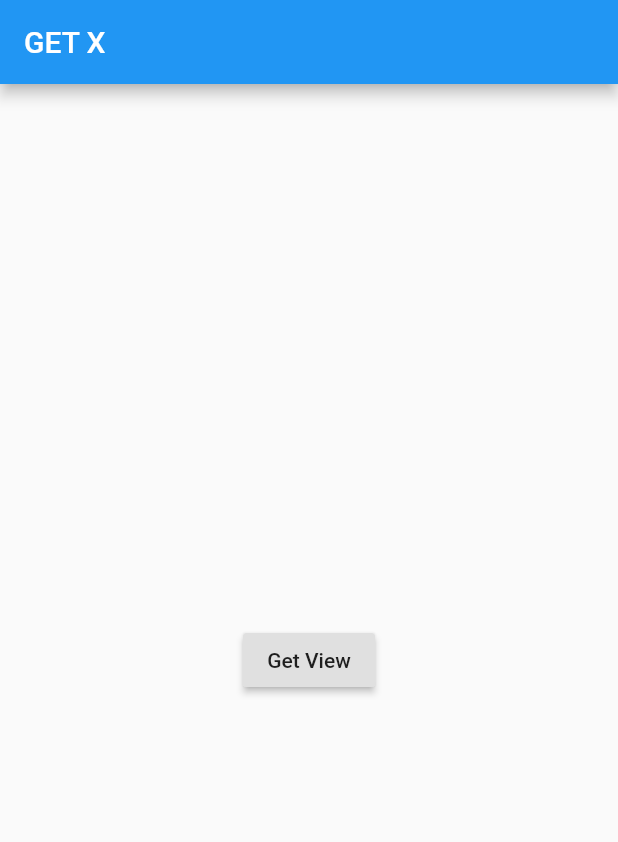
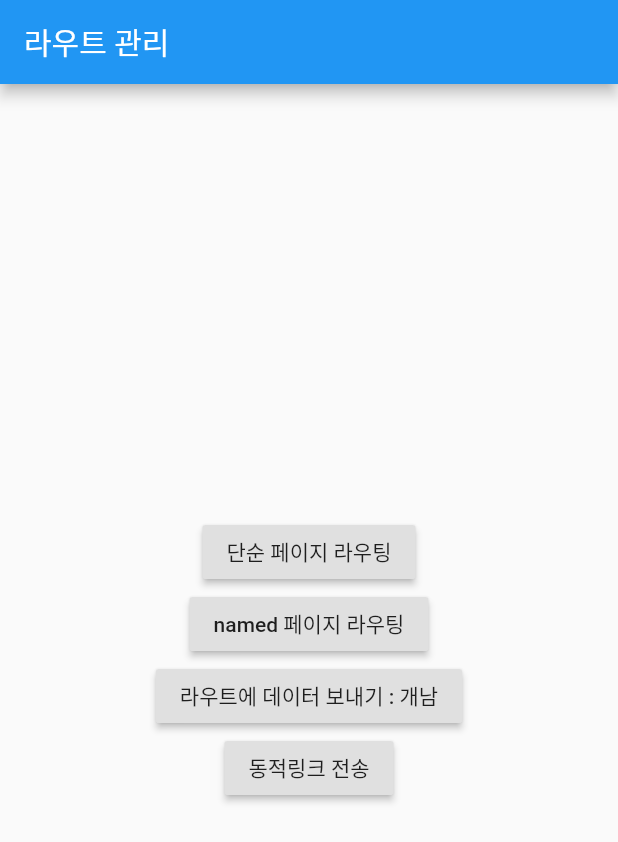
Before and after one commit to sudar-life/sample_getx, a Flutter app: the screen it shows after launch, on a phone screen of 412 x 824 dp. Shown: the top 842 px of the screen. Run offline on Flutter 3.47's test engine with Material 2 defaults, Android fonts, the phone set to English and light mode, and no system bars; our stand-ins replace get.

```diff
--- a/lib/main.dart
+++ b/lib/main.dart
@@ -1,13 +1,16 @@
 import 'package:flutter/material.dart';
 import 'package:get/get.dart';
 import 'package:sample_getx/src/home.dart';
+import 'package:sample_getx/src/page/named/first.dart';
+import 'package:sample_getx/src/page/named/second.dart';
+import 'package:sample_getx/src/page/normal/first.dart';
+import 'package:sample_getx/src/page/normal/second.dart';
+import 'package:sample_getx/src/page/normal/third.dart';
+import 'package:sample_getx/src/page/user.dart';
 
-void main() {
-  runApp(MyApp());
-}
+void main() => runApp(MyApp());
 
 class MyApp extends StatelessWidget {
-  // This widget is the root of your application.
   @override
   Widget build(BuildContext context) {
     return GetMaterialApp(
@@ -16,7 +19,28 @@ class MyApp extends StatelessWidget {
         primarySwatch: Colors.blue,
         visualDensity: VisualDensity.adaptivePlatformDensity,
       ),
-      home: Home(),
+      // home: Home(),
+      initialRoute: '/',
+      //기본 route관리
+      routes: {
+        '/': (context) => Home(),
+        '/first': (context) => FirstPage(),
+        '/second': (context) => SecondPage(),
+        '/third': (context) => ThirdPage(),
+      },
+      //getx 라우트 관리
+      getPages: [
+        GetPage(name: '/', page: () => Home()),
+        GetPage(
+            name: '/first-name',
+            page: () => FirstNamedPage(),
+            transition: Transition.fadeIn),
+        GetPage(
+            name: '/second-name',
+            page: () => SecondNamedPage(),
+            transition: Transition.fadeIn),
+        GetPage(name: '/user/:uid', page: () => UserInfoPage()),
+      ],
     );
   }
 }
--- a/lib/src/home.dart
+++ b/lib/src/home.dart
@@ -1,6 +1,7 @@
 import 'package:flutter/material.dart';
 import 'package:get/get.dart';
-import 'package:sample_getx/src/pages/get_view_widget.dart';
+import 'package:sample_getx/src/page/next_page.dart';
+import 'package:sample_getx/src/page/normal/first.dart';
 
 class Home extends StatelessWidget {
   const Home({Key key}) : super(key: key);
@@ -9,16 +10,42 @@ class Home extends StatelessWidget {
   Widget build(BuildContext context) {
     return Scaffold(
       appBar: AppBar(
-        title: Text("GET X"),
+        title: Text("라우트 관리"),
       ),
       body: Center(
         child: Column(
           mainAxisAlignment: MainAxisAlignment.center,
           children: [
             RaisedButton(
-              child: Text("Get View"),
+              child: Text("단순 페이지 라우팅"),
               onPressed: () {
-                Get.to(GetViewWidget());
+                Navigator.of(context).push(MaterialPageRoute(
+                  builder: (BuildContext context) => FirstPage(),
+                ));
+                // Get.to(FirstPage());
+              },
+            ),
+            RaisedButton(
+              child: Text("named 페이지 라우팅"),
+              onPressed: () {
+                Navigator.of(context).pushNamed("/first-name");
+                // Get.toNamed("first-name");
+              },
+            ),
+            RaisedButton(
+              child: Text("라우트에 데이터 보내기 : 개남"),
+              onPressed: () {
+                Get.to(NextPage(), arguments: "개남");
+                // Get.to(NextPage(), arguments: 5);
+                // Get.to(NextPage(), arguments: {"name": "개남", "age": 22});
+                // Get.to(NextPage(), arguments: User(name: "개남", age: 22));
+                // Get.toNamed("/next", arguments: "개남");
+              },
+            ),
+            RaisedButton(
+              child: Text("동적링크 전송"),
+              onPressed: () {
+                Get.toNamed("/user/1424?name=개남&age=22");
               },
             ),
           ],
@@ -27,3 +54,9 @@ class Home extends StatelessWidget {
     );
   }
 }
+
+class User {
+  String name;
+  double age;
+  User({this.name, this.age});
+}
--- a/pubspec.yaml
+++ b/pubspec.yaml
@@ -24,11 +24,8 @@ dependencies:
   flutter:
     sdk: flutter
 
-
-  # The following adds the Cupertino Icons font to your application.
-  # Use with the CupertinoIcons class for iOS style icons.
   cupertino_icons: ^0.1.3
-  get: ^3.13.2
+  get: ^3.24.0
 
 dev_dependencies:
   flutter_test:
```
Also changed, not shown: lib/src/controller/count_controller_with_reactive.dart (deleted, +0 -13 lines), lib/src/controller/count_controller_with_update.dart (deleted, +0 -9 lines), lib/src/page/named/first.dart (added, +36 -0 lines), lib/src/page/named/second.dart (added, +43 -0 lines), lib/src/page/next_page.dart (added, +34 -0 lines), lib/src/page/normal/first.dart (added, +49 -0 lines), lib/src/page/normal/second.dart (added, +41 -0 lines), lib/src/page/normal/third.dart (added, +46 -0 lines), lib/src/page/user.dart (added, +32 -0 lines), lib/src/pages/get_view_widget.dart (deleted, +0 -76 lines), pubspec.lock.
